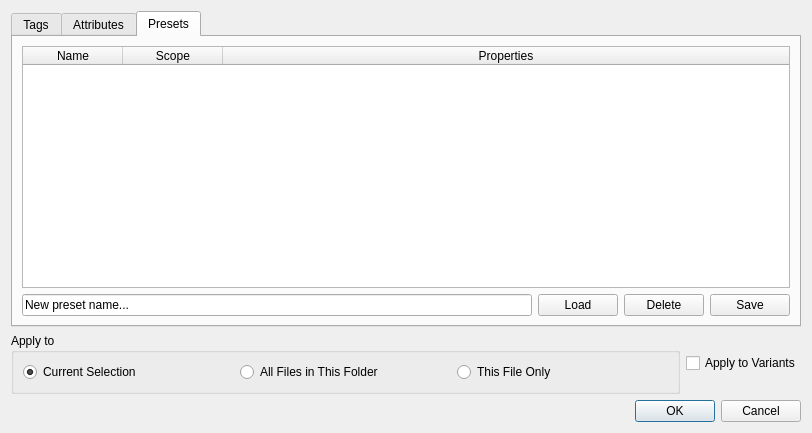
The window that ui/metadata_dialog.ui (DiamondHawk8/Oculus) describes before a commit, drawn with Qt 5.
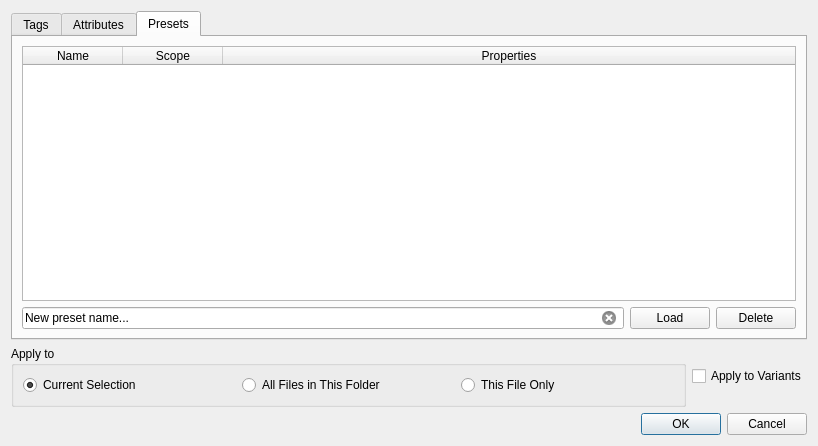
The same window after the commit.

Commit message: Save presets upon accept in metadata_dialog

The edit to the form file:
```diff
--- a/ui/metadata_dialog.ui
+++ b/ui/metadata_dialog.ui
@@ -6,8 +6,8 @@
    <rect>
     <x>0</x>
     <y>0</y>
-    <width>812</width>
-    <height>433</height>
+    <width>818</width>
+    <height>446</height>
    </rect>
   </property>
   <property name="windowTitle">
@@ -134,6 +134,12 @@
            <property name="text">
             <string>New preset name...</string>
            </property>
+           <property name="readOnly">
+            <bool>true</bool>
+           </property>
+           <property name="clearButtonEnabled">
+            <bool>true</bool>
+           </property>
           </widget>
          </item>
          <item>
@@ -150,13 +156,6 @@
            </property>
           </widget>
          </item>
-         <item>
-          <widget class="QPushButton" name="btnSavePreset">
-           <property name="text">
-            <string>Save</string>
-           </property>
-          </widget>
-         </item>
         </layout>
        </item>
       </layout>
```
The commit also changes 2 other files.
